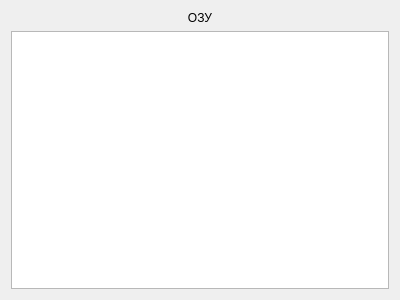
Above: gui/memmorywidget.ui from Buvaluy/VirtualMachine before the change. Below: the same form after it.
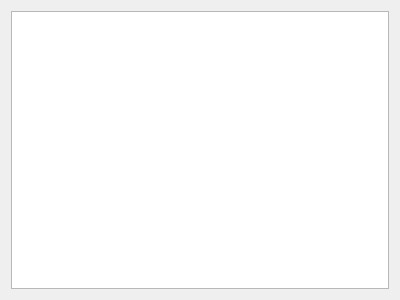
That is the form after the change.

Commit message: Change command interface

Diff of the .ui file:
```diff
--- a/gui/memmorywidget.ui
+++ b/gui/memmorywidget.ui
@@ -14,16 +14,6 @@
    <string>Form</string>
   </property>
   <layout class="QVBoxLayout" name="verticalLayout">
-   <item>
-    <widget class="QLabel" name="label">
-     <property name="text">
-      <string>ОЗУ</string>
-     </property>
-     <property name="alignment">
-      <set>Qt::AlignCenter</set>
-     </property>
-    </widget>
-   </item>
    <item>
     <widget class="QTableWidget" name="tableMemory"/>
    </item>
```
The commit also changes 4 other files.
